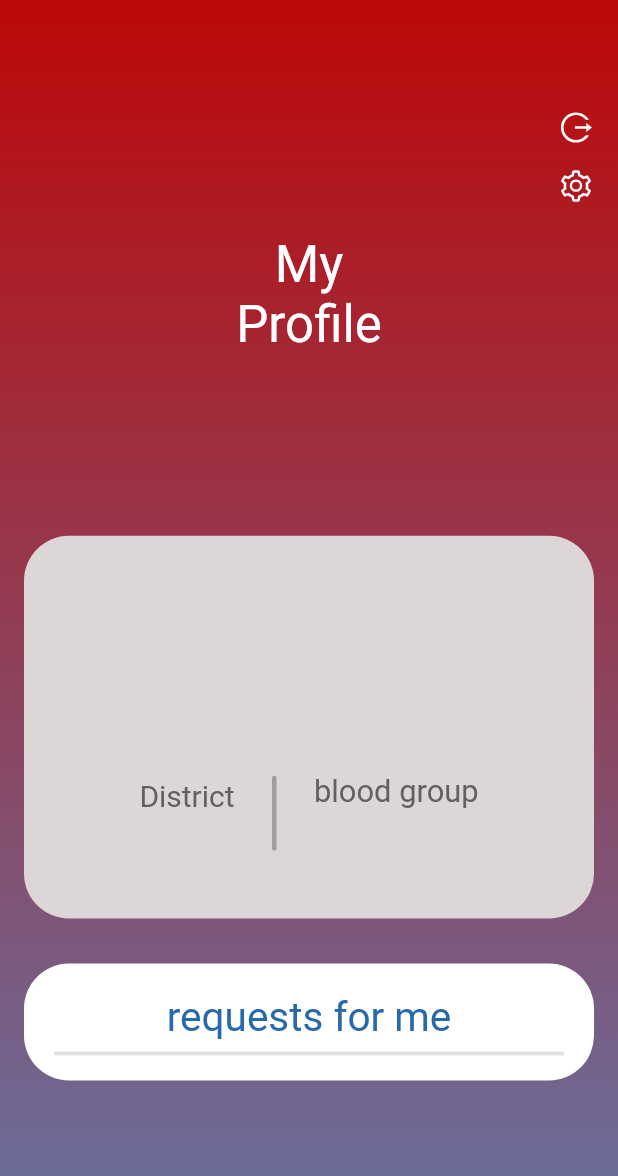
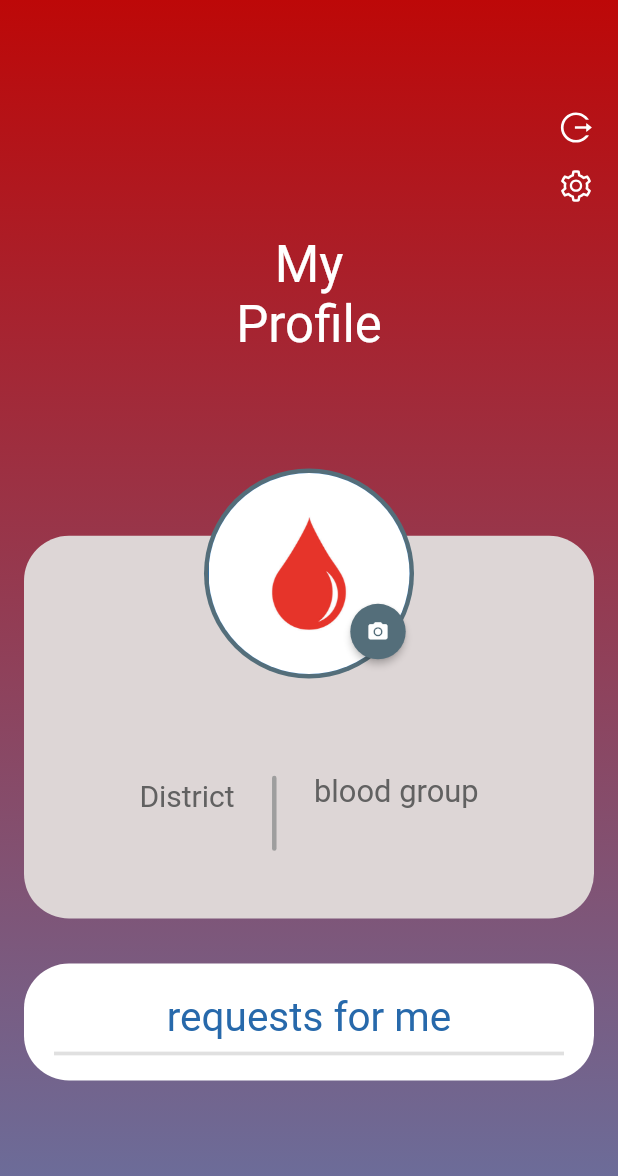
Before and after one commit to AmreetPoudel/bloodDonation, a Flutter app: the ProfileScreen screen opened directly, on a phone screen of 412 x 824 dp. Shown: the top 1176 px of the screen. Run offline on Flutter 3.47's test engine with Material 2 defaults, Android fonts, the phone set to English and light mode, and no system bars; our stand-ins replace cloud_firestore, firebase_auth, firebase_core, firebase_storage, flutter_vector_icons, fluttertoast and 6 more; missing offline and left inert: agora_uikit, flutter_phone_direct_caller, onesignal_flutter; accounts and stored records are empty; Roboto replaces fonts that are missing (Nisebuschgardens, Nunito); key blocks and very long unbroken strings in the code were emptied for the run.

Commit message:
fixed: profile image

```diff
--- a/lib/screen/lobby.dart
+++ b/lib/screen/lobby.dart
@@ -1,7 +1,7 @@
 import 'package:blood/screen/joinwithCode.dart';
 import 'package:flutter/material.dart';
 import 'package:get/get.dart';
-import 'joinWithCode.dart' as joinWithCode;
+import 'joinwithCode.dart' as joinWithCode;
 import 'newMeeting.dart';
 // import 'package:get/get.dart';
 
--- a/lib/screen/profile.dart
+++ b/lib/screen/profile.dart
@@ -7,7 +7,6 @@
 import 'package:flutter_phone_direct_caller/flutter_phone_direct_caller.dart';
 import 'package:flutter_vector_icons/flutter_vector_icons.dart';
 import 'package:font_awesome_flutter/font_awesome_flutter.dart';
-import 'package:get/get.dart';
 import 'updatedetails.dart';
 
 import '../imageUpload/uploadImage.dart';
@@ -283,6 +282,7 @@
                                       ),
                                     ),
                                   ),
+                                  //
                                   StreamBuilder(
                                     stream: FirebaseFirestore.instance
                                         .collection("users")
@@ -293,55 +293,25 @@
                                         AsyncSnapshot<QuerySnapshot> snapshot) {
                                       if (!snapshot.hasData) {
                                         return Positioned(
-                                            bottom: 150.0,
-                                            child: CircleAvatar(
-                                              radius: 70,
-                                              backgroundColor:
-                                                  Colors.blueGrey[600],
-                                              child: CircleAvatar(
-                                                radius: 67,
-                                                backgroundImage:
-                                                    const AssetImage(
-                                                        'assets/blood.jpg'),
-                                                child: Align(
-                                                    alignment:
-                                                        const Alignment(2, 0.9),
-                                                    child: RawMaterialButton(
-                                                      onPressed: () {
-                                                        Navigator.push(
-                                                          context,
-                                                          MaterialPageRoute(
-                                                            builder: (context) =>
-                                                                ImageUpload(
-                                                                    userId:
-                                                                        loggedInUser
-                                                                            .uid),
+                                          bottom: 160.0,
+                                          left: 0,
+                                          right: 0,
+                                          child: Center(
+                                            child: _NoImageWidget(
+                                                loggedInUser: loggedInUser),
                                           ),
                                         );
-                                                      },
-                                                      elevation: 2.0,
-                                                      fillColor:
-                                                          Colors.blueGrey[600],
-                                                      child: const Icon(
-                                                        Icons.camera_alt,
-                                                        size: 15.0,
-                                                      ),
-                                                      padding:
-                                                          const EdgeInsets.all(
-                                                              11.0),
-                                                      shape:
-                                                          const CircleBorder(),
-                                                    )),
-                                                //add camera button on circlar avatar to change profile picture
-                                              ),
-                                            ));
                                       } else {
-                                        return ListView.builder(
-                                          itemCount: snapshot.data!.docs.length,
-                                          itemBuilder: (BuildContext context,
-                                              int index) {
-                                            String url = snapshot.data!
-                                                .docs[index]['downloadURL'];
+                                        final hasImage =
+                                            snapshot.data?.docs.isNotEmpty;
+
+                                        // String url = snapshot.data!
+                                        //     .docs[index]['downloadURL'];
+
+                                        if (hasImage ?? false) {
+                                          final url = snapshot.data!.docs.first
+                                              .get('downloadURL');
+
                                           return Positioned(
                                             bottom: 150.0,
                                             right: MediaQuery.of(context)
@@ -357,15 +327,25 @@
                                                 backgroundImage:
                                                     NetworkImage(url),
                                                 child: const Align(
-                                                        alignment:
-                                                            Alignment(2, 0.9),
+                                                  alignment: Alignment(2, 0.9),
                                                 ),
-                                                    )));
-                                          },
+                                              ),
+                                            ),
+                                          );
+                                        }
+
+                                        return Positioned(
+                                          bottom: 160.0,
+                                          left: 0,
+                                          right: 0,
+                                          child: Center(
+                                            child: _NoImageWidget(
+                                                loggedInUser: loggedInUser),
+                                          ),
                                         );
                                       }
                                     },
-                                  )
+                                  ),
                                 ],
                               );
                             },
@@ -496,3 +476,45 @@
         });
   }
 }
+
+class _NoImageWidget extends StatelessWidget {
+  const _NoImageWidget({
+    Key? key,
+    required this.loggedInUser,
+  }) : super(key: key);
+
+  final UserModel loggedInUser;
+
+  @override
+  Widget build(BuildContext context) {
+    return CircleAvatar(
+      radius: 70,
+      backgroundColor: Colors.blueGrey[600],
+      child: CircleAvatar(
+        radius: 67,
+        backgroundImage: const AssetImage('assets/blood.jpg'),
+        child: Align(
+            alignment: const Alignment(2, 0.9),
+            child: RawMaterialButton(
+              onPressed: () {
+                Navigator.push(
+                  context,
+                  MaterialPageRoute(
+                    builder: (context) => ImageUpload(userId: loggedInUser.uid),
+                  ),
+                );
+              },
+              elevation: 2.0,
+              fillColor: Colors.blueGrey[600],
+              child: const Icon(
+                Icons.camera_alt,
+                size: 15.0,
+              ),
+              padding: const EdgeInsets.all(11.0),
+              shape: const CircleBorder(),
+            )),
+        //add camera button on circlar avatar to change profile picture
+      ),
+    );
+  }
+}
```
Also changed, not shown: pubspec.lock, 1 other file. Lines whose indentation alone changed are shown as unchanged.
